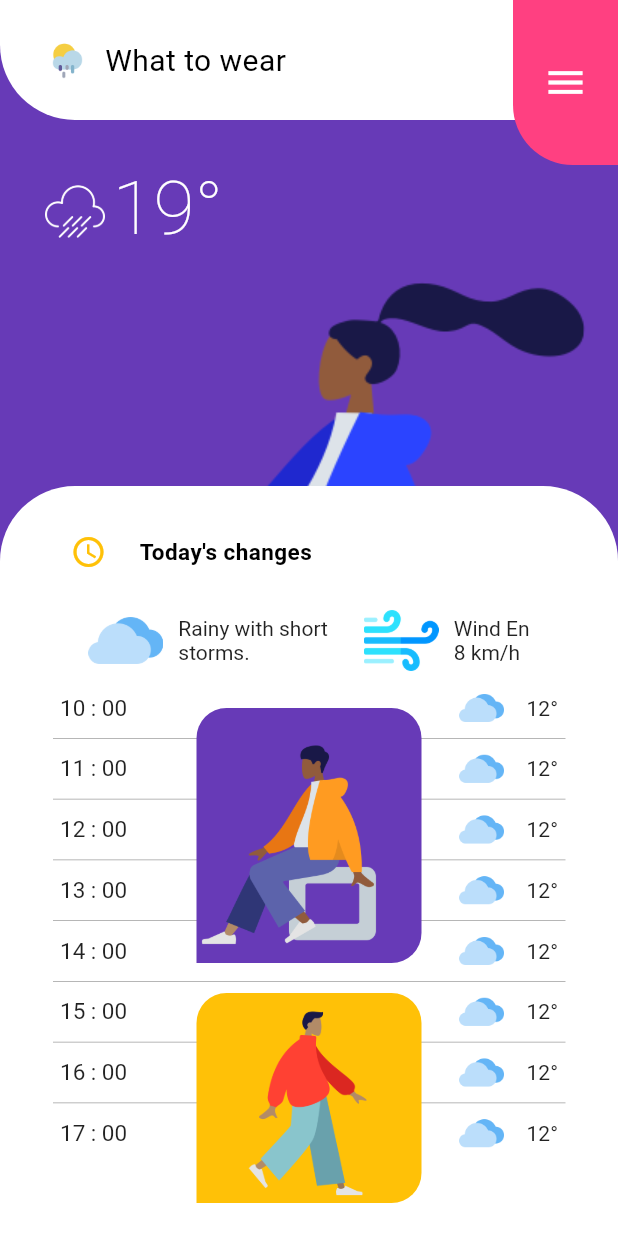
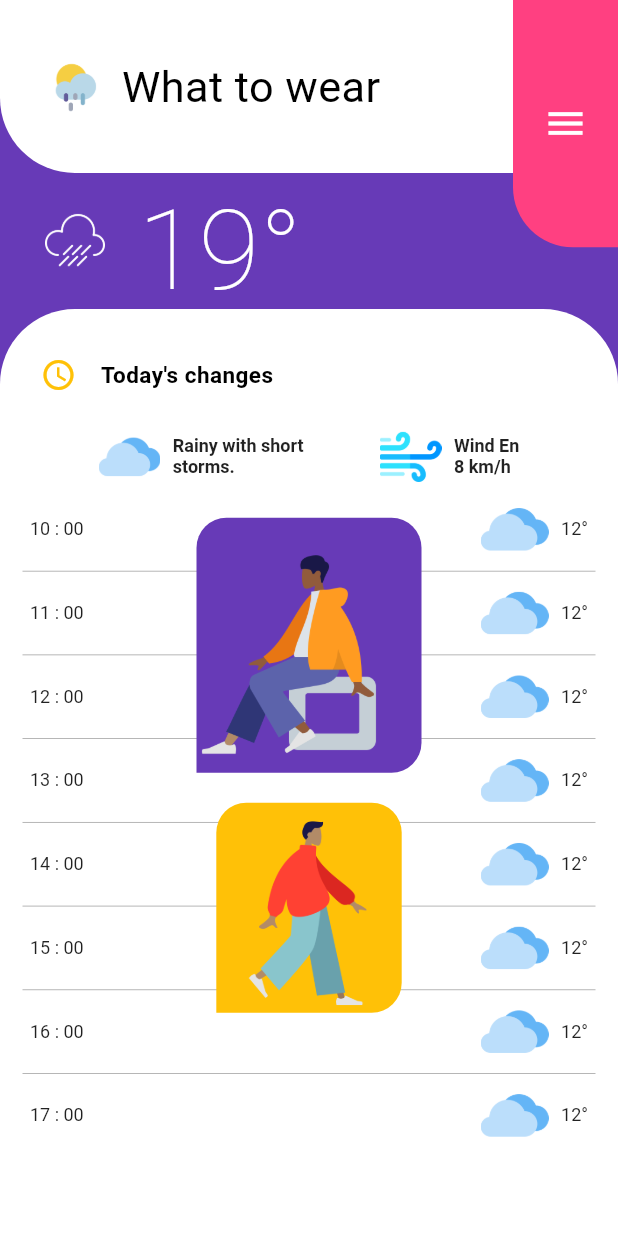
Before and after one commit to mahmoud-eslami/weatherly, a Flutter app: the screen it shows after launch, after a tap on the "access time" icon, on a phone screen of 412 x 824 dp. Run offline on Flutter 3.47's test engine with Material 2 defaults, Android fonts, the phone set to English and light mode, and no system bars; our stand-ins replace bloc, equatable, flutter_bloc.

Commit message:
use media query for body widgets size

```diff
--- a/lib/cubit/home/home_cubit.dart
+++ b/lib/cubit/home/home_cubit.dart
@@ -2,6 +2,7 @@ import 'package:bloc/bloc.dart';
 import 'package:equatable/equatable.dart';
 import 'package:flutter/material.dart';
 import 'package:weatherly/home_dims_model.dart';
+import 'package:weatherly/size_conf.dart';
 
 part 'home_state.dart';
 
@@ -14,14 +15,14 @@ class HomeCubit extends Cubit<HomeState> {
       emit(
         BottomSheetOpened(
           homeDimsModel: HomeDimsModel(
-            appBarHeight: 80,
-            appBarTitleFontSize: 20,
-            appBarIconSize: 30,
-            hamburgerMenuHeight: 110,
+            appBarHeight: SizeConfig.heightMultiplier * 14,
+            appBarTitleFontSize: SizeConfig.textMultiplier * 3.5,
+            appBarIconSize: SizeConfig.imageSizeMultiplier * 10,
+            hamburgerMenuHeight: SizeConfig.heightMultiplier * 20,
             hamburgerMenuTileRadius: 40,
             dateTimeHeight: 0,
             dateTileRadius: 40,
-            bottomSheetHeight: 500,
+            bottomSheetHeight: SizeConfig.heightMultiplier * 75,
             showCalenderIconInBottomSheet: false,
             hamburgerMenuSpaceHeight: 0,
           ),
@@ -31,23 +32,23 @@ class HomeCubit extends Cubit<HomeState> {
       emit(
         BottomSheetOpened(
           homeDimsModel: HomeDimsModel(
-            appBarHeight: 120,
-            appBarTitleFontSize: 27,
-            appBarIconSize: 50,
-            hamburgerMenuHeight: 90,
+            appBarHeight: SizeConfig.heightMultiplier * 20,
+            appBarTitleFontSize: SizeConfig.textMultiplier * 4.5,
+            appBarIconSize: SizeConfig.imageSizeMultiplier * 12,
+            hamburgerMenuHeight: SizeConfig.heightMultiplier * 15,
             hamburgerMenuTileRadius: 0,
-            dateTimeHeight: 90,
+            dateTimeHeight: SizeConfig.heightMultiplier * 15,
             dateTileRadius: 40,
-            bottomSheetHeight: 80,
+            bottomSheetHeight: SizeConfig.heightMultiplier * 14,
             showCalenderIconInBottomSheet: true,
-            hamburgerMenuSpaceHeight: 90,
+            hamburgerMenuSpaceHeight: SizeConfig.heightMultiplier * 15,
           ),
         ),
       );
     }
   }
 
-  Future<void> bottomNavigationListener() async{
+  Future<void> bottomNavigationListener() async {
     print('calender');
     emit(BottomNavigationOpened());
   }
--- a/lib/home.dart
+++ b/lib/home.dart
@@ -5,6 +5,7 @@ import 'package:flutter/rendering.dart';
 import 'package:flutter_bloc/flutter_bloc.dart';
 import 'package:weatherly/cubit/home/home_cubit.dart';
 import 'package:weatherly/home_dims_model.dart';
+import 'package:weatherly/size_conf.dart';
 
 class Home extends StatefulWidget {
   @override
@@ -19,16 +20,16 @@ class _HomeState extends State<Home> {
   void initState() {
     // initialize home dims
     _homeDimsModel = HomeDimsModel(
-      appBarHeight: 110,
-      appBarTitleFontSize: 27,
-      appBarIconSize: 50,
-      hamburgerMenuHeight: 90,
+      appBarHeight: SizeConfig.heightMultiplier * 20,
+      appBarTitleFontSize: SizeConfig.textMultiplier * 4.5,
+      appBarIconSize: SizeConfig.imageSizeMultiplier * 12,
+      hamburgerMenuHeight: SizeConfig.heightMultiplier * 15,
       hamburgerMenuTileRadius: 0,
-      dateTimeHeight: 90,
+      dateTimeHeight: SizeConfig.heightMultiplier * 15,
       dateTileRadius: 40,
-      bottomSheetHeight: 80,
+      bottomSheetHeight: SizeConfig.heightMultiplier * 14,
       showCalenderIconInBottomSheet: true,
-      hamburgerMenuSpaceHeight: 90,
+      hamburgerMenuSpaceHeight: SizeConfig.heightMultiplier * 15,
     );
 
     // initialize home bloc
@@ -204,13 +205,6 @@ class _BottomNavigationState extends State<BottomNavigation>
       ),
     );
   }
-
-  @override
-  void debugFillProperties(DiagnosticPropertiesBuilder properties) {
-    super.debugFillProperties(properties);
-    properties
-        .add(DiagnosticsProperty<HomeCubit>('homeCubit', widget.homeCubit));
-  }
 }
 
 class BottomSheetContent extends StatelessWidget {
@@ -226,10 +220,10 @@ class BottomSheetContent extends StatelessWidget {
 
   Widget dailyWeatherStatus() {
     return SizedBox(
-      height: 400,
       child: Stack(
         children: [
           ListView.separated(
+            shrinkWrap: true,
             itemBuilder: (context, index) => Padding(
               padding: const EdgeInsets.all(5.0),
               child: Row(
@@ -239,18 +233,23 @@ class BottomSheetContent extends StatelessWidget {
                     child: Text(
                       '${index + 10} : 00',
                       style: TextStyle(
-                        fontSize: 15,
+                        fontSize: 12,
                       ),
                     ),
                   ),
                   Image.asset(
                     'assets/images/cloud.png',
-                    width: 30,
+                    width: SizeConfig.imageSizeMultiplier * 11,
                   ),
                   SizedBox(
-                    width: 15,
+                    width: SizeConfig.widthMultiplier * 2,
                   ),
-                  Text('12°'),
+                  Text(
+                    '12°',
+                    style: TextStyle(
+                      fontSize: 12,
+                    ),
+                  ),
                 ],
               ),
             ),
@@ -285,7 +284,7 @@ class BottomSheetContent extends StatelessWidget {
                   height: 20,
                 ),
                 Container(
-                  width: 150,
+                  width: SizeConfig.widthMultiplier * 30,
                   height: 140,
                   decoration: BoxDecoration(
                       borderRadius: BorderRadius.only(
@@ -314,24 +313,36 @@ class BottomSheetContent extends StatelessWidget {
           children: [
             Image.asset(
               'assets/images/cloud.png',
-              width: 50,
+              width: SizeConfig.imageSizeMultiplier * 10,
             ),
             SizedBox(
-              width: 10,
+              width: SizeConfig.widthMultiplier * 2,
             ),
-            Text('Rainy with short\nstorms.'),
+            Text(
+              'Rainy with short\nstorms.',
+              style: TextStyle(
+                fontSize: 12,
+                fontWeight: FontWeight.bold,
+              ),
+            ),
           ],
         ),
         Row(
           children: [
             Image.asset(
               'assets/images/wind.png',
-              width: 50,
+              width: SizeConfig.imageSizeMultiplier * 10,
             ),
             SizedBox(
-              width: 10,
+              width: SizeConfig.widthMultiplier * 2,
             ),
-            Text('Wind En\n8 km/h'),
+            Text(
+              'Wind En\n8 km/h',
+              style: TextStyle(
+                fontSize: 12,
+                fontWeight: FontWeight.bold,
+              ),
+            ),
           ],
         ),
       ],
@@ -363,13 +374,17 @@ class HomeBodyWidget extends StatelessWidget {
             children: [
               AnimatedPositioned(
                 duration: Duration(milliseconds: 600),
-                top: (state) ? 180 : 110,
-                left: (state) ? 0 : 45,
+                top: (state)
+                    ? SizeConfig.heightMultiplier * 27
+                    : SizeConfig.heightMultiplier * 15,
+                left: (state) ? 0 : SizeConfig.widthMultiplier * 15,
                 child: AnimatedDefaultTextStyle(
                   duration: Duration(milliseconds: 600),
                   style: TextStyle(
                       color: Colors.white,
-                      fontSize: (state) ? 60 : 50,
+                      fontSize: (state)
+                          ? SizeConfig.textMultiplier * 13
+                          : SizeConfig.textMultiplier * 9,
                       fontWeight: FontWeight.w200),
                   child: Text(
                     '19°',
@@ -378,7 +393,7 @@ class HomeBodyWidget extends StatelessWidget {
               ),
               AnimatedPositioned(
                 duration: Duration(milliseconds: 600),
-                top: 250,
+                top: SizeConfig.heightMultiplier * 41,
                 child: Visibility(
                   visible: state,
                   child: Text(
@@ -392,7 +407,9 @@ class HomeBodyWidget extends StatelessWidget {
               ),
               AnimatedPositioned(
                 duration: Duration(milliseconds: 600),
-                top: (state) ? 290 : 121,
+                top: (state)
+                    ? SizeConfig.heightMultiplier * 45
+                    : SizeConfig.heightMultiplier * 17,
                 child: Image.asset(
                   'assets/images/rainy.png',
                   width: 40,
@@ -400,7 +417,7 @@ class HomeBodyWidget extends StatelessWidget {
               ),
               AnimatedPositioned(
                 duration: Duration(milliseconds: 600),
-                top: 540,
+                top: SizeConfig.heightMultiplier * 75,
                 child: Text(
                   'Naples',
                   style: TextStyle(
@@ -410,7 +427,8 @@ class HomeBodyWidget extends StatelessWidget {
                 ),
               ),
               Positioned(
-                top: 160,
+                top: SizeConfig.heightMultiplier * 25,
+                left: SizeConfig.widthMultiplier * 1,
                 child: Transform(
                   alignment: Alignment.center,
                   transform: Matrix4.rotationY(pi),
@@ -464,7 +482,7 @@ class BottomSheet extends StatelessWidget {
           child: Align(
             alignment: Alignment.topCenter,
             child: Padding(
-              padding: const EdgeInsets.only(left: 35, right: 35, top: 20),
+              padding: const EdgeInsets.only(left: 15, right: 15, top: 20),
               child: SingleChildScrollView(
                 child: Column(
                   children: [
@@ -482,7 +500,7 @@ class BottomSheet extends StatelessWidget {
                           },
                         ),
                         SizedBox(
-                          width: 10,
+                          width: SizeConfig.widthMultiplier * 1,
                         ),
                         Expanded(
                           child: Text(
```
